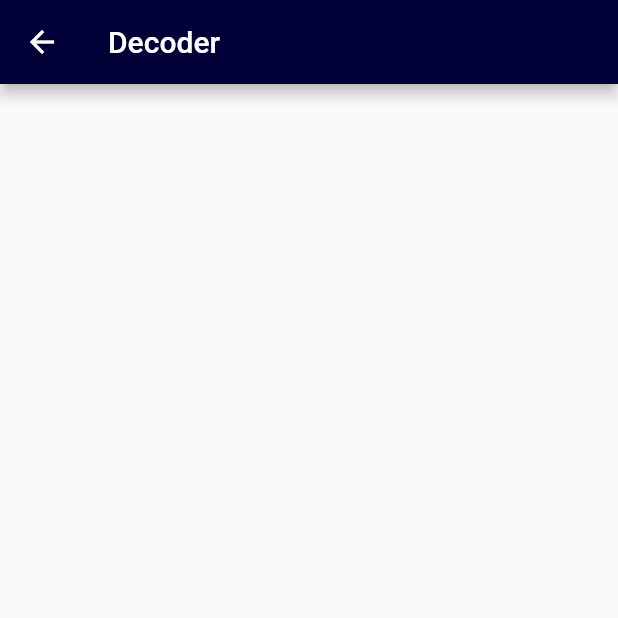
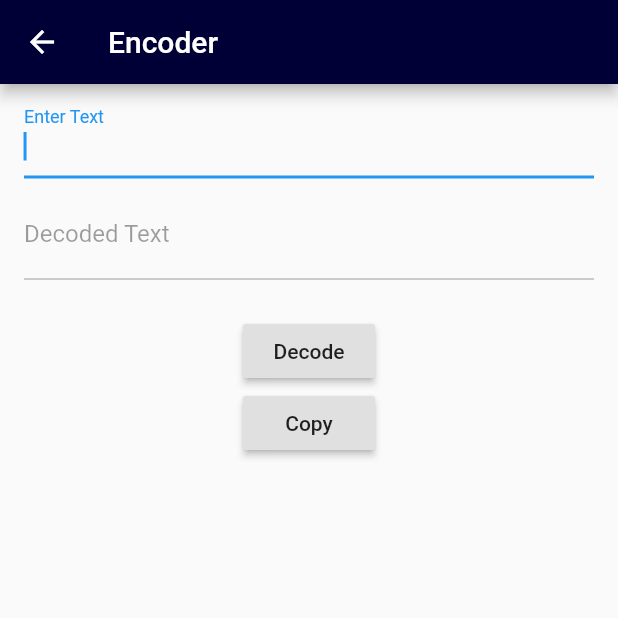
Before and after one commit to harshganatra111/Base64, a Flutter app: the Decoder screen opened directly, on a phone screen of 412 x 824 dp, the top half of it. Run offline on Flutter 3.47's test engine with Material 2 defaults, Android fonts, the phone set to English and light mode, and no system bars.

Commit message:
encoder decoder working properly

```diff
--- a/lib/Decoder.dart
+++ b/lib/Decoder.dart
@@ -1,16 +1,84 @@
 import 'package:flutter/material.dart';
+import 'dart:convert';
+import 'package:flutter/services.dart';
 
-class Decoder extends StatelessWidget {
+class Decoder extends StatefulWidget {
+  @override
+  _DecoderState createState() => _DecoderState();
+}
+
+class _DecoderState extends State<Decoder> {
+  TextEditingController inputText = new TextEditingController();
+    TextEditingController decTxt = new TextEditingController();
+    String decodedText="";
   @override
   Widget build(BuildContext context) {
     return Scaffold(
       appBar: AppBar(
-        title: Text("Decoder"),
+        title: Text("Encoder"),
         backgroundColor: Color.fromRGBO(0 , 0, 55, 1.0),
       ),
       body: Center(
+        child: Column(
+          children: <Widget>[
+            ListTile(
+              title: TextField(
 
+                autofocus: true,
+                controller: inputText,
+                decoration: InputDecoration(
+                  labelText: 'Enter Text'
+                ),
+                onSubmitted: (String val){
+                  print("val = "+val);
+                },
+              ),
+            ),
+
+            ListTile(
+              title: TextFormField(
+                enabled: false,
+                controller: decTxt,
+                decoration: InputDecoration(
+                  labelText: 'Decoded Text',
+
+                ),
+
+              ),
+            ),
+            Padding(padding: EdgeInsets.all(10),),
+            RaisedButton(
+              onPressed: (){
+                print(inputText.text);
+                String retEncTxt = encode(inputText.text);
+                print(retEncTxt);
+                 setState((){
+                  decTxt.text = decodedText;
+                });
+              },
+              child: Text("Decode"),
+
+            ),
+            RaisedButton(
+
+              child: Text('Copy'),
+              onPressed: (){
+                                  Clipboard.setData(new ClipboardData(text: decodedText));
+
+
+                },
+            ),
+          ],
+        ),
       ),
     );
   }
+  String encode(String inp){
+    String credentials = inp;
+Codec<String, String> stringToBase64 = utf8.fuse(base64);
+ decodedText = stringToBase64.decode(credentials);
+//print(encodedText);
+
+  return decodedText;
+  }
 }
--- a/lib/Encoder.dart
+++ b/lib/Encoder.dart
@@ -1,12 +1,18 @@
 import 'package:flutter/material.dart';
 import 'dart:convert';
 
-class Encoder extends StatelessWidget {
+import 'package:flutter/services.dart';
+
+class Encoder extends StatefulWidget {
+  @override
+  _EncoderState createState() => _EncoderState();
+}
+
+class _EncoderState extends State<Encoder> {
 
   TextEditingController inputText = new TextEditingController();
-  String encodedText="";
-    bool _enabled = false;
-
+    TextEditingController encTxt = new TextEditingController();
+    String encodedText="";
   @override
   Widget build(BuildContext context) {
     return Scaffold(
@@ -19,6 +25,8 @@ class Encoder extends StatelessWidget {
           children: <Widget>[
             ListTile(
               title: TextField(
+
+                autofocus: true,
                 controller: inputText,
                 decoration: InputDecoration(
                   labelText: 'Enter Text'
@@ -32,31 +40,47 @@ class Encoder extends StatelessWidget {
             ListTile(
               title: TextFormField(
                 enabled: false,
-
+                controller: encTxt,
                 decoration: InputDecoration(
                   labelText: 'Encoded Text',
 
                 ),
+
               ),
             ),
             Padding(padding: EdgeInsets.all(10),),
             RaisedButton(
               onPressed: (){
                 print(inputText.text);
-                encode(inputText.text);
+                String retEncTxt = encode(inputText.text);
+                print(retEncTxt);
+                 setState((){
+                  encTxt.text = encodedText;
+                });
               },
               child: Text("Encode"),
 
-            )
+            ),
+            RaisedButton(
+
+              child: Text('Copy'),
+              onPressed: (){
+
+                Clipboard.setData(new ClipboardData(text: encodedText));
+
+                },
+            ),
           ],
         ),
       ),
     );
   }
-  void encode(String inp){
+  String encode(String inp){
     String credentials = inp;
 Codec<String, String> stringToBase64 = utf8.fuse(base64);
  encodedText = stringToBase64.encode(credentials);
-print(encodedText);
+//print(encodedText);
+
+  return encodedText;
   }
-}
+  }
--- a/pubspec.yaml
+++ b/pubspec.yaml
@@ -23,6 +23,7 @@ dependencies:
   # The following adds the Cupertino Icons font to your application.
   # Use with the CupertinoIcons class for iOS style icons.
   cupertino_icons: ^0.1.2
+  fluttertoast: ^2.1.4
 
 dev_dependencies:
   flutter_test:
```
Also changed, not shown: pubspec.lock, 2 other files.
